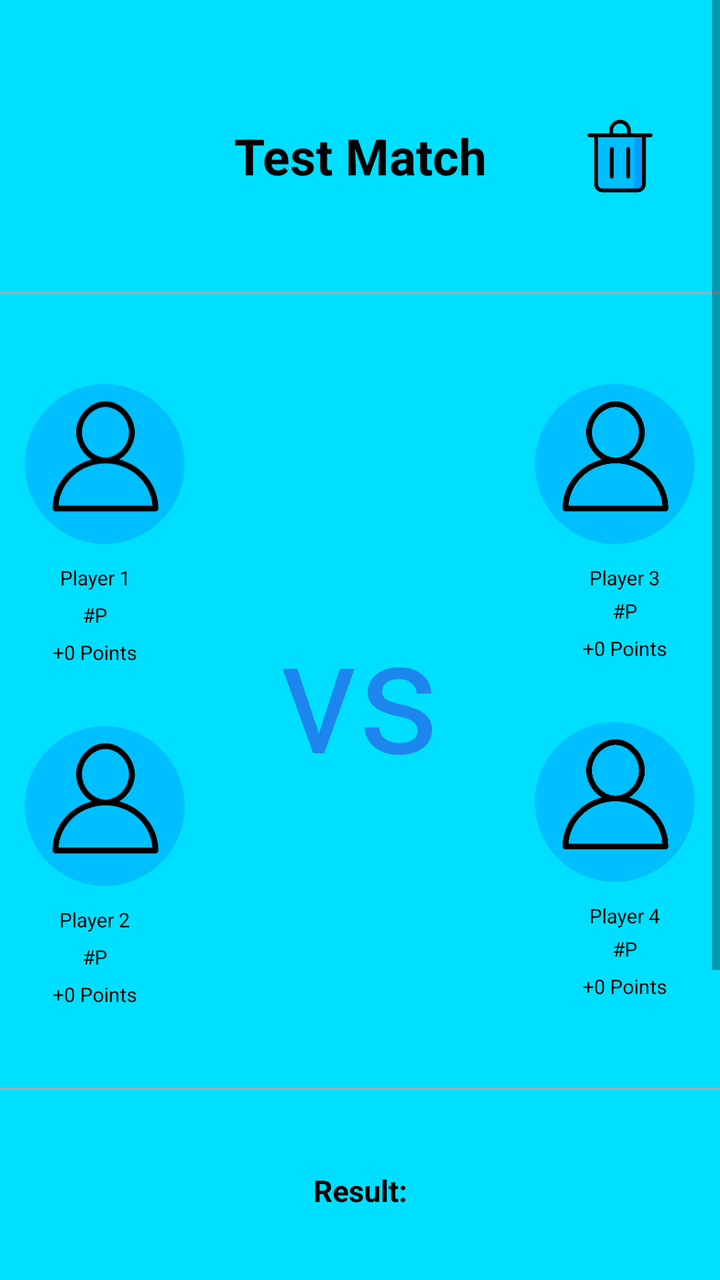
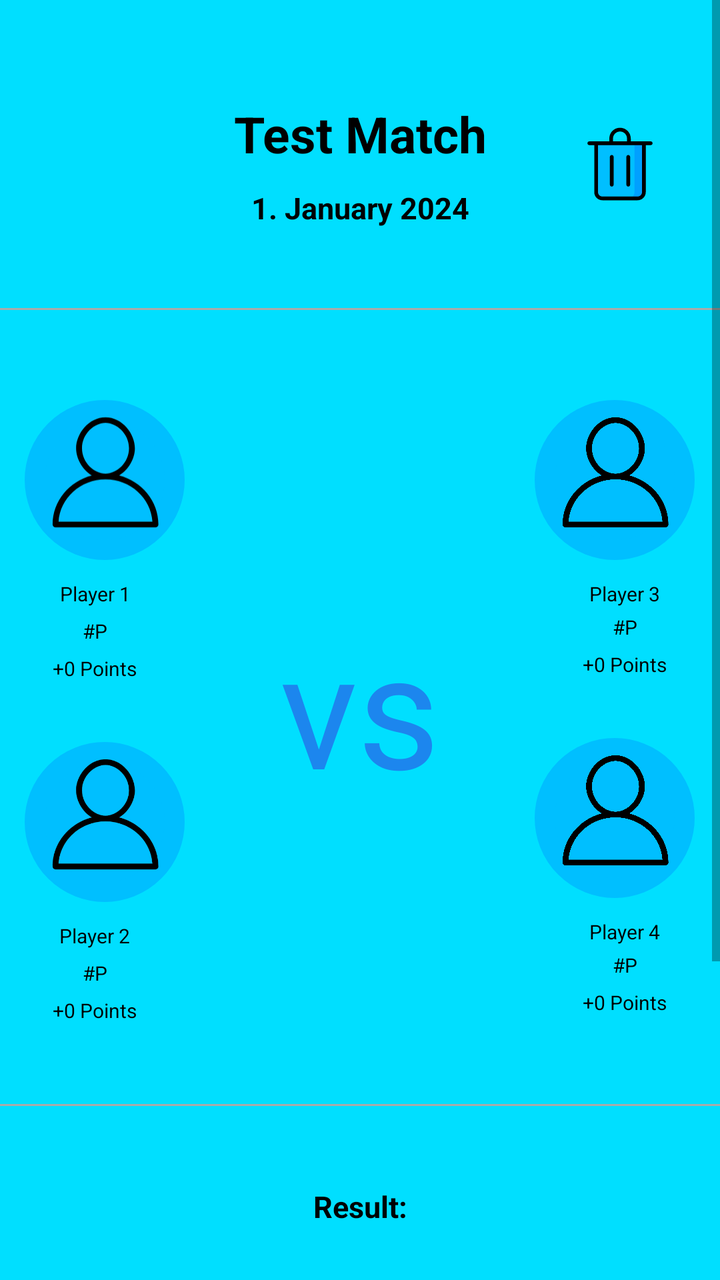

Two renders of the same Android screen: before a commit and after it. Below are the layout's source before the change and the commit's diff.
<!-- AndroidManifest.xml: application theme AppTheme -->
<!-- res/layout/fragment_matchinfo.xml -->
<?xml version="1.0" encoding="utf-8"?>
<ScrollView xmlns:android="http://schemas.android.com/apk/res/android"
    xmlns:app="http://schemas.android.com/apk/res-auto"
    xmlns:tools="http://schemas.android.com/tools"
    android:layout_width="match_parent"
    android:layout_height="match_parent"
    android:background="@color/colorStatsActivity"
    tools:context=".statsFragments.MatchInfoFragment">

    <LinearLayout
        android:layout_width="match_parent"
        android:layout_height="wrap_content"
        android:orientation="vertical"
        android:paddingBottom="40dp">

        <androidx.appcompat.widget.Toolbar
            android:id="@+id/toolbar"
            android:layout_width="match_parent"
            android:layout_height="wrap_content"
            android:layout_marginTop="50dp"
            app:contentInsetStartWithNavigation="0dp">

            <TextView
                android:id="@+id/matchInfoTitle"
                android:layout_width="wrap_content"
                android:layout_height="wrap_content"
                android:layout_gravity="center"
                android:text="Test Match"
                android:textAlignment="center"
                android:textColor="#000"
                android:textSize="25sp"
                android:textStyle="bold" />

            <ImageView
                android:id="@+id/deleteImage"
                android:layout_width="40dp"
                android:layout_height="40dp"
                android:layout_centerInParent="true"
                android:src="@drawable/delete_icon"
                android:layout_gravity="end"
                android:layout_marginEnd="30dp"/>

        </androidx.appcompat.widget.Toolbar>

        <View
            android:layout_width="match_parent"
            android:layout_height="1dp"
            android:layout_marginTop="40dp"
            android:layout_marginBottom="40dp"
            android:background="@android:color/darker_gray" />

        <LinearLayout
            android:layout_width="match_parent"
            android:layout_height="wrap_content">

            <LinearLayout
                android:layout_width="wrap_content"
                android:layout_height="wrap_content"
                android:orientation="vertical">

                <RelativeLayout
                    android:id="@+id/team1player1icon"
                    android:layout_width="80dp"
                    android:layout_height="80dp"
                    android:layout_gravity="center"
                    android:layout_marginStart="10dp"
                    android:layout_marginTop="5dp"
                    android:layout_marginEnd="5dp"
                    android:background="@drawable/round_corners_shape">

                    <ImageView
                        android:id="@+id/team1player1iconInside"
                        android:layout_width="70dp"
                        android:layout_height="70dp"
                        android:src="@drawable/ic_default_profile_24"
                        android:translationX="5dp" />
                </RelativeLayout>

                <TextView
                    android:id="@+id/team1player1name"
                    android:layout_width="wrap_content"
                    android:layout_height="wrap_content"
                    android:layout_gravity="center"
                    android:layout_marginStart="5dp"
                    android:layout_marginTop="10dp"
                    android:layout_marginEnd="5dp"
                    android:gravity="center"
                    android:text="Player 1"
                    android:textColor="#000"
                    android:textSize="10sp" />

                <TextView
                    android:id="@+id/team1player1ID"
                    android:layout_width="wrap_content"
                    android:layout_height="wrap_content"
                    android:layout_gravity="center"
                    android:layout_marginStart="5dp"
                    android:layout_marginTop="5dp"
                    android:layout_marginEnd="5dp"
                    android:text="#P"
                    android:textColor="#000"
                    android:textSize="10sp" />

                <TextView
                    android:id="@+id/team1player1points"
                    android:layout_width="wrap_content"
                    android:layout_height="wrap_content"
                    android:layout_gravity="center"
                    android:layout_marginStart="5dp"
                    android:layout_marginTop="5dp"
                    android:layout_marginEnd="5dp"
                    android:text="+0 Points"
                    android:textColor="#000"
                    android:textSize="10sp" />

                <RelativeLayout
                    android:id="@+id/team1player2icon"
                    android:layout_width="80dp"
                    android:layout_height="80dp"
                    android:layout_gravity="center"
                    android:layout_marginStart="10dp"
                    android:layout_marginTop="30dp"
                    android:layout_marginEnd="5dp"
                    android:background="@drawable/round_corners_shape"
                    android:visibility="visible">

                    <ImageView
                        android:id="@+id/team1player2iconInside"
                        android:layout_width="70dp"
                        android:layout_height="70dp"
                        android:src="@drawable/ic_default_profile_24"
                        android:translationX="5dp" />
                </RelativeLayout>

                <TextView
                    android:id="@+id/team1player2name"
                    android:layout_width="wrap_content"
                    android:layout_height="wrap_content"
                    android:layout_gravity="center"
                    android:layout_marginStart="5dp"
                    android:layout_marginTop="10dp"
                    android:layout_marginEnd="5dp"
                    android:text="Player 2"
                    android:textColor="#000"
                    android:textSize="10sp" />

                <TextView
                    android:id="@+id/team1player2ID"
                    android:layout_width="wrap_content"
                    android:layout_height="wrap_content"
                    android:layout_gravity="center"
                    android:layout_marginStart="5dp"
                    android:layout_marginTop="5dp"
                    android:layout_marginEnd="5dp"
                    android:text="#P"
                    android:textColor="#000"
                    android:textSize="10sp"
                    android:visibility="visible" />

                <TextView
                    android:id="@+id/team1player2points"
                    android:layout_width="wrap_content"
                    android:layout_height="wrap_content"
                    android:layout_gravity="center"
                    android:layout_marginStart="5dp"
                    android:layout_marginTop="5dp"
                    android:layout_marginEnd="5dp"
                    android:text="+0 Points"
                    android:textColor="#000"
                    android:textSize="10sp" />

            </LinearLayout>

            <TextView
                android:id="@+id/vsText"
                android:layout_width="0dp"
                android:layout_height="wrap_content"
                android:layout_gravity="center"
                android:layout_weight="1"
                android:text="vs"
                android:textAlignment="center"
                android:textColor="#1C86EE"
                android:textSize="80sp" />

            <LinearLayout
                android:layout_width="wrap_content"
                android:layout_height="wrap_content"
                android:orientation="vertical">

                <RelativeLayout
                    android:id="@+id/team2player1icon"
                    android:layout_width="80dp"
                    android:layout_height="80dp"
                    android:layout_gravity="center"
                    android:layout_marginStart="5dp"
                    android:layout_marginTop="5dp"
                    android:layout_marginEnd="10dp"
                    android:background="@drawable/round_corners_shape">

                    <ImageView
                        android:id="@+id/team2player1iconInside"
                        android:layout_width="70dp"
                        android:layout_height="70dp"
                        android:src="@drawable/ic_default_profile_24"
                        android:translationX="5dp" />
                </RelativeLayout>

                <TextView
                    android:id="@+id/team2player1name"
                    android:layout_width="wrap_content"
                    android:layout_height="wrap_content"
                    android:layout_gravity="center"
                    android:layout_marginStart="5dp"
                    android:layout_marginTop="10dp"
                    android:layout_marginEnd="5dp"
                    android:text="Player 3"
                    android:textColor="#000"
                    android:textSize="10sp" />

                <TextView
                    android:id="@+id/team2player1ID"
                    android:layout_width="wrap_content"
                    android:layout_height="wrap_content"
                    android:layout_gravity="center"
                    android:layout_marginStart="5dp"
                    android:layout_marginTop="3dp"
                    android:layout_marginEnd="5dp"
                    android:text="#P"
                    android:textColor="#000"
                    android:textSize="10sp" />

                <TextView
                    android:id="@+id/team2player1points"
                    android:layout_width="wrap_content"
                    android:layout_height="wrap_content"
                    android:layout_gravity="center"
                    android:layout_marginStart="5dp"
                    android:layout_marginTop="5dp"
                    android:layout_marginEnd="5dp"
                    android:text="+0 Points"
                    android:textColor="#000"
                    android:textSize="10sp" />

                <RelativeLayout
                    android:id="@+id/team2player2icon"
                    android:layout_width="80dp"
                    android:layout_height="80dp"
                    android:layout_gravity="center"
                    android:layout_marginStart="5dp"
                    android:layout_marginTop="30dp"
                    android:layout_marginEnd="10dp"
                    android:background="@drawable/round_corners_shape"
                    android:visibility="visible">

                    <ImageView
                        android:id="@+id/team2player2iconInside"
                        android:layout_width="70dp"
                        android:layout_height="70dp"
                        android:src="@drawable/ic_default_profile_24"
                        android:translationX="5dp" />
                </RelativeLayout>

                <TextView
                    android:id="@+id/team2player2name"
                    android:layout_width="wrap_content"
                    android:layout_height="wrap_content"
                    android:layout_gravity="center"
                    android:layout_marginStart="5dp"
                    android:layout_marginTop="10dp"
                    android:layout_marginEnd="5dp"
                    android:text="Player 4"
                    android:textColor="#000"
                    android:textSize="10sp" />

                <TextView
                    android:id="@+id/team2player2ID"
                    android:layout_width="wrap_content"
                    android:layout_height="wrap_content"
                    android:layout_gravity="center"
                    android:layout_marginStart="5dp"
                    android:layout_marginTop="3dp"
                    android:layout_marginEnd="5dp"
                    android:text="#P"
                    android:textColor="#000"
                    android:textSize="10sp"
                    android:visibility="visible" />

                <TextView
                    android:id="@+id/team2player2points"
                    android:layout_width="wrap_content"
                    android:layout_height="wrap_content"
                    android:layout_gravity="center"
                    android:layout_marginStart="5dp"
                    android:layout_marginTop="5dp"
                    android:layout_marginEnd="5dp"
                    android:text="+0 Points"
                    android:textColor="#000"
                    android:textSize="10sp" />

            </LinearLayout>

        </LinearLayout>

        <View
            android:layout_width="match_parent"
            android:layout_height="1dp"
            android:layout_marginTop="40dp"
            android:layout_marginBottom="40dp"
            android:background="@android:color/darker_gray" />

        <TextView
            android:id="@+id/resultText"
            android:layout_width="match_parent"
            android:layout_height="wrap_content"
            android:text="Result:"
            android:textAlignment="center"
            android:textColor="#000"
            android:textSize="15sp"
            android:textStyle="bold" />

        <TextView
            android:id="@+id/first_set"
            android:layout_width="match_parent"
            android:layout_height="wrap_content"
            android:layout_marginTop="30dp"
            android:textAlignment="center"
            android:textColor="#000"
            android:textSize="15sp" />

        <TextView
            android:id="@+id/second_set"
            android:layout_width="match_parent"
            android:layout_height="wrap_content"
            android:layout_marginTop="30dp"
            android:textAlignment="center"
            android:textColor="#000"
            android:textSize="15sp" />

        <TextView
            android:id="@+id/third_set"
            android:layout_width="match_parent"
            android:layout_height="wrap_content"
            android:layout_marginTop="30dp"
            android:textAlignment="center"
            android:textColor="#000"
            android:textSize="15sp"
            android:visibility="visible" />

        <Button
            android:id="@+id/add_Result_Button"
            android:layout_width="wrap_content"
            android:layout_height="wrap_content"
            android:layout_gravity="center"
            android:text="Add Result"/>

    </LinearLayout>
</ScrollView>
<!-- resources referenced by this layout -->
<resources>
  <color name="colorStatsActivity">#00DFFF</color>
  <!-- drawable delete_icon (drawable) -->
  <vector xmlns:android="http://schemas.android.com/apk/res/android"
      android:width="64dp"
      android:height="64dp"
      android:viewportWidth="128"
      android:viewportHeight="128">
      <path android:fillColor="#00BFFF" android:pathData="M102.2,30.8V109c0,5.5-4.5,10-10,10H35.8c-5.5,0-10-4.5-10-10V30.8H102.2"></path>
      <path android:fillColor="#00A0FF" android:pathData="M102.2,30.8h-15V109c0,5.5-4.5,10-10,10h15c5.5,0,10-4.5,10-10V30.8"></path>
      <path android:fillColor="#000000" android:pathData="M50.8 49.6c-1.7 0-3 1.3-3 3v44.5c0 1.7 1.3 3 3 3s3-1.3 3-3V52.6C53.8 51 52.5 49.6 50.8 49.6zM77.2 49.6c-1.7 0-3 1.3-3 3v44.5c0 1.7 1.3 3 3 3s3-1.3 3-3V52.6C80.2 51 78.8 49.6 77.2 49.6z"></path>
      <path android:fillColor="#000000" android:pathData="M14.9,33.8h7.9V109c0,7.2,5.8,13,13,13h56.4c7.2,0,13-5.8,13-13V33.8h7.9c1.7,0,3-1.3,3-3s-1.3-3-3-3 H81.2v-4.6C81.2,13.7,73.5,6,64,6c-4.6,0-8.9,1.8-12.1,5c-3.2,3.2-5,7.6-5,12.2v4.6h-32c-1.7,0-3,1.3-3,3 C11.9,32.5,13.3,33.8,14.9,33.8z M92.2,116H35.8c-3.9,0-7-3.1-7-7V33.8h70.4V109C99.2,112.9,96,116,92.2,116z M64,12 c6.2,0,11.2,5,11.2,11.2v4.6H52.8v-4.6c0-3,1.2-5.8,3.3-7.9S61,12,64,12z"></path>
      </vector>
  <!-- drawable ic_default_profile_24 (drawable) -->
  <vector android:height="24dp" android:tint="#000000"
      android:viewportHeight="20" android:viewportWidth="20"
      android:width="25dp" xmlns:android="http://schemas.android.com/apk/res/android">
  
      <path android:fillColor="@android:color/white" android:pathData="M12.075,10.812c1.358-0.853,2.242-2.507,2.242-4.037c0-2.181-1.795-4.618-4.198-4.618S5.921,4.594,5.921,6.775c0,1.53,0.884,3.185,2.242,4.037c-3.222,0.865-5.6,3.807-5.6,7.298c0,0.23,0.189,0.42,0.42,0.42h14.273c0.23,0,0.42-0.189,0.42-0.42C17.676,14.619,15.297,11.677,12.075,10.812 M6.761,6.775c0-2.162,1.773-3.778,3.358-3.778s3.359,1.616,3.359,3.778c0,2.162-1.774,3.778-3.359,3.778S6.761,8.937,6.761,6.775 M3.415,17.69c0.218-3.51,3.142-6.297,6.704-6.297c3.562,0,6.486,2.787,6.705,6.297H3.415z"/>
  </vector>
  <!-- drawable round_corners_shape (drawable) -->
  <?xml version="1.0" encoding="utf-8"?>
  <shape xmlns:android="http://schemas.android.com/apk/res/android">
      <corners android:radius="300dp" />
      <solid android:color="@color/colorPrimaryDark"/>
      <stroke android:color="@color/colorPrimaryDark" android:width="10dp"/>
  </shape>
  <style name="AppTheme" parent="Theme.AppCompat.Light.NoActionBar">
          
          <item name="colorPrimary">@color/colorPrimary</item>
          <item name="colorPrimaryDark">@color/colorPrimaryDark</item>
          <item name="colorAccent">@color/colorAccent</item>
      </style>
  <color name="colorPrimaryDark">#00BFFF</color>
  <color name="colorPrimary">#2596be</color>
  <color name="colorAccent">#03DAC5</color>
</resources>

<!-- the commit's change to res/layout/fragment_matchinfo.xml (unified diff, before → after) -->
@@ -20,16 +20,36 @@
             android:layout_marginTop="50dp"
             app:contentInsetStartWithNavigation="0dp">
 
-            <TextView
-                android:id="@+id/matchInfoTitle"
+            <LinearLayout
                 android:layout_width="wrap_content"
                 android:layout_height="wrap_content"
                 android:layout_gravity="center"
-                android:text="Test Match"
-                android:textAlignment="center"
-                android:textColor="#000"
-                android:textSize="25sp"
-                android:textStyle="bold" />
+                android:orientation="vertical">
+
+                <TextView
+                    android:id="@+id/matchInfoTitle"
+                    android:layout_width="wrap_content"
+                    android:layout_height="wrap_content"
+                    android:text="Test Match"
+                    android:layout_gravity="center"
+                    android:textAlignment="center"
+                    android:textColor="#000"
+                    android:textSize="25sp"
+                    android:textStyle="bold" />
+
+                <TextView
+                    android:id="@+id/creationDateText"
+                    android:layout_width="wrap_content"
+                    android:layout_height="wrap_content"
+                    android:layout_gravity="center"
+                    android:text="1. January 2024"
+                    android:textAlignment="center"
+                    android:textColor="#000"
+                    android:textSize="15sp"
+                    android:layout_marginTop="10dp"
+                    android:textStyle="bold" />
+
+            </LinearLayout>
 
             <ImageView
                 android:id="@+id/deleteImage"
@@ -351,6 +371,7 @@
             android:layout_width="wrap_content"
             android:layout_height="wrap_content"
             android:layout_gravity="center"
+            android:textAllCaps="false"
             android:text="Add Result"/>
 
     </LinearLayout>
